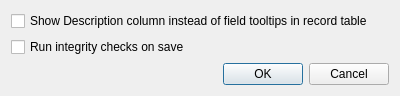
The window that Source/Tome/Features/Settings/View/usersettingswindow.ui (npruehs/tome-editor) describes before a commit, drawn with Qt 5.
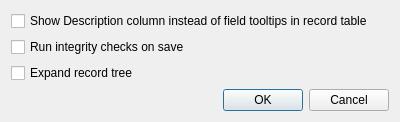
The same window after the commit.

Commit message: added: user setting option "Expand record tree" changed: select record after reparenting (will expand that part of the record tree)

Patch:
```diff
--- a/Source/Tome/Features/Settings/View/usersettingswindow.ui
+++ b/Source/Tome/Features/Settings/View/usersettingswindow.ui
@@ -7,7 +7,7 @@
     <x>0</x>
     <y>0</y>
     <width>400</width>
-    <height>87</height>
+    <height>89</height>
    </rect>
   </property>
   <property name="windowTitle">
@@ -28,6 +28,13 @@
      </property>
     </widget>
    </item>
+   <item>
+    <widget class="QCheckBox" name="checkBoxExpandRecordTree">
+     <property name="text">
+      <string>Expand record tree</string>
+     </property>
+    </widget>
+   </item>
    <item>
     <widget class="QDialogButtonBox" name="buttonBox">
      <property name="orientation">
```
The commit also changes 7 other files.
